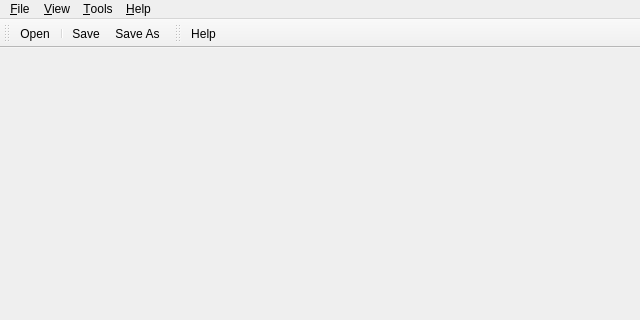
opencor/opencor, file src/ui/mainwindow.ui: the form before one commit; both pictures show x 0 to 640 and y 0 to 320 of the 640 by 480 pixel window.
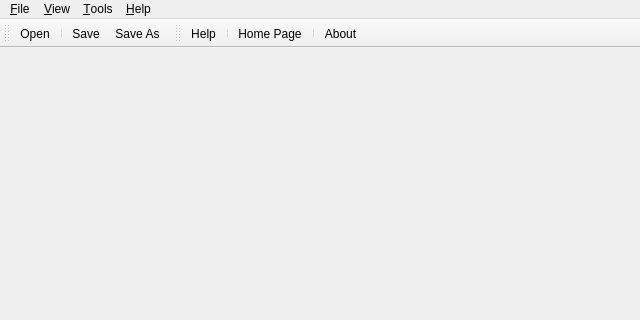
The form after the commit. Icons and pictures are not drawn.

Commit message: Updated the Help toolbar.

```diff
--- a/src/ui/mainwindow.ui
+++ b/src/ui/mainwindow.ui
@@ -118,6 +118,10 @@
     <bool>false</bool>
    </attribute>
    <addaction name="actionHelp"/>
+   <addaction name="separator"/>
+   <addaction name="actionHomePage"/>
+   <addaction name="separator"/>
+   <addaction name="actionAbout"/>
   </widget>
   <widget class="QStatusBar" name="statusBar"/>
   <action name="actionExit">
```
